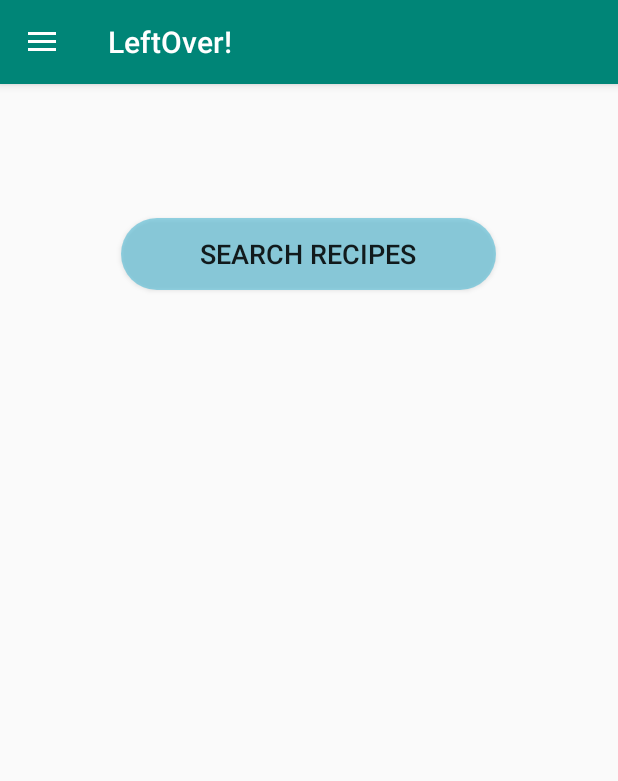
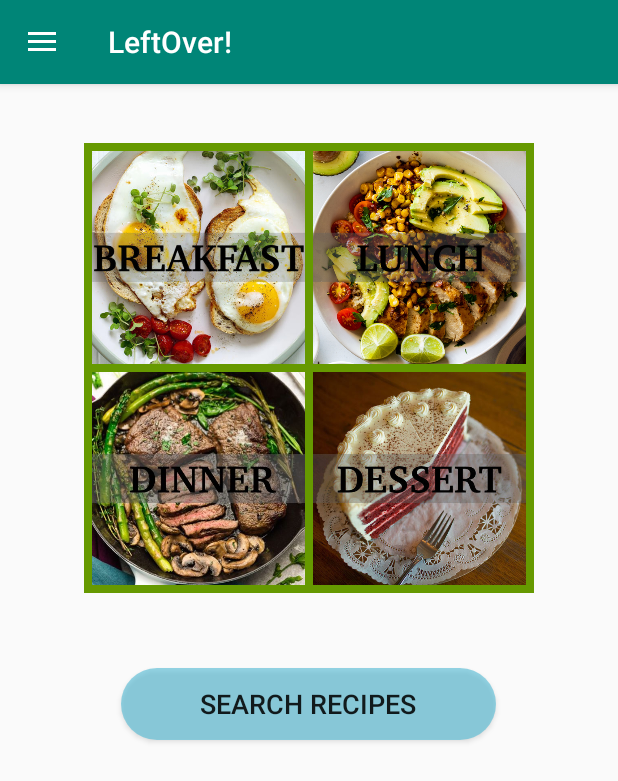
Before and after one commit to JosephMelia96/Leftover_app, an Android app: the HomeFragment screen opened directly, with no data from a screen before it, on a phone screen of 412 x 824 dp. Shown: the top 781 px of the screen. Run offline under Robolectric (Android 15) with nearby library versions, the phone set to English and light mode, and no system bars; our stand-ins replace RxJava; pictures from the network do not load.

Commit message:
Added back gridLayout for ImageView OnClick testing

```diff
--- a/app/src/main/res/layout/fragment_home.xml
+++ b/app/src/main/res/layout/fragment_home.xml
@@ -5,17 +5,65 @@
     android:padding="16dp">
 
 
-    <GridView
+    <GridLayout
         android:id="@+id/mGL"
         android:layout_width="wrap_content"
         android:layout_height="wrap_content"
         android:layout_centerHorizontal="true"
         android:layout_marginTop="23dp"
-        android:numColumns="2"
-        android:columnWidth="150dp"
-        android:horizontalSpacing="5dp"
-        android:verticalSpacing="5dp"
-        android:stretchMode="spacingWidthUniform"/>
+        android:columnCount="2"
+        android:rowCount="2"
+        android:background="@android:color/holo_green_dark">
+
+        <ImageView
+            android:id="@+id/breakfastView"
+            android:layout_width="150dp"
+            android:layout_height="150dp"
+            android:layout_row="0"
+            android:layout_column="0"
+            android:paddingTop="5dp"
+            android:paddingBottom="2.5dp"
+            android:paddingLeft="5dp"
+            android:paddingRight="2.5dp"
+            android:src="@drawable/breakfast_n"/>
+
+        <ImageView
+            android:id="@+id/lunchView"
+            android:layout_width="150dp"
+            android:layout_height="150dp"
+            android:layout_row="0"
+            android:layout_column="1"
+            android:paddingTop="5dp"
+            android:paddingBottom="2.5dp"
+            android:paddingLeft="2.5dp"
+            android:paddingRight="5dp"
+            android:src="@drawable/lunch_n" />
+
+        <ImageView
+            android:id="@+id/dinnerView"
+            android:layout_width="150dp"
+            android:layout_height="150dp"
+            android:layout_row="1"
+            android:layout_column="0"
+            android:paddingTop="2.5dp"
+            android:paddingBottom="5dp"
+            android:paddingLeft="5dp"
+            android:paddingRight="2.5dp"
+            android:src="@drawable/dinner_n" />
+
+        <ImageView
+            android:id="@+id/dessertView"
+            android:layout_width="150dp"
+            android:layout_height="150dp"
+            android:layout_row="1"
+            android:layout_column="1"
+            android:paddingTop="2.5dp"
+            android:paddingBottom="5dp"
+            android:paddingLeft="2.5dp"
+            android:paddingRight="5dp"
+            android:src="@drawable/dessert_n" />
+
+    </GridLayout>
 
     <Button
         android:id="@+id/btn_searchRecipes"
```
